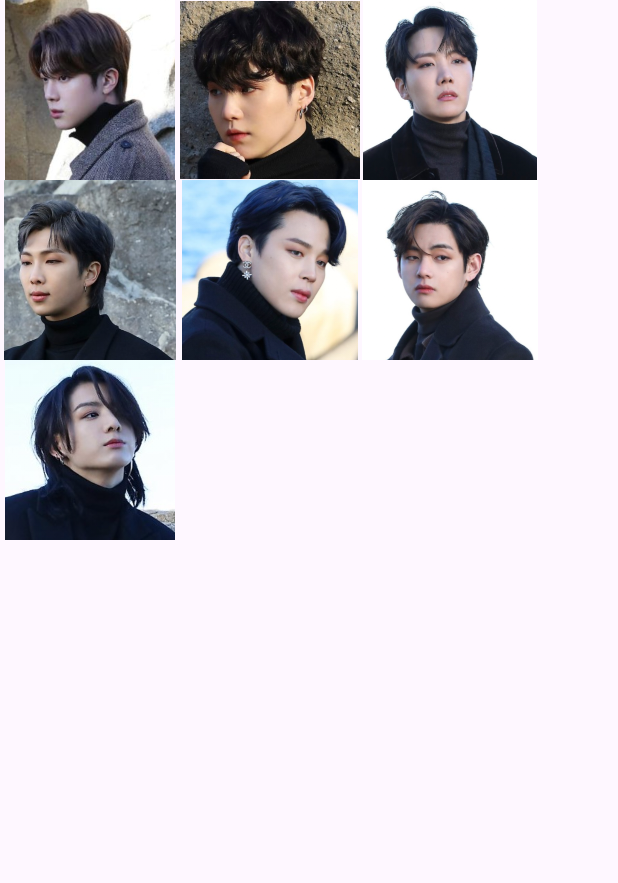
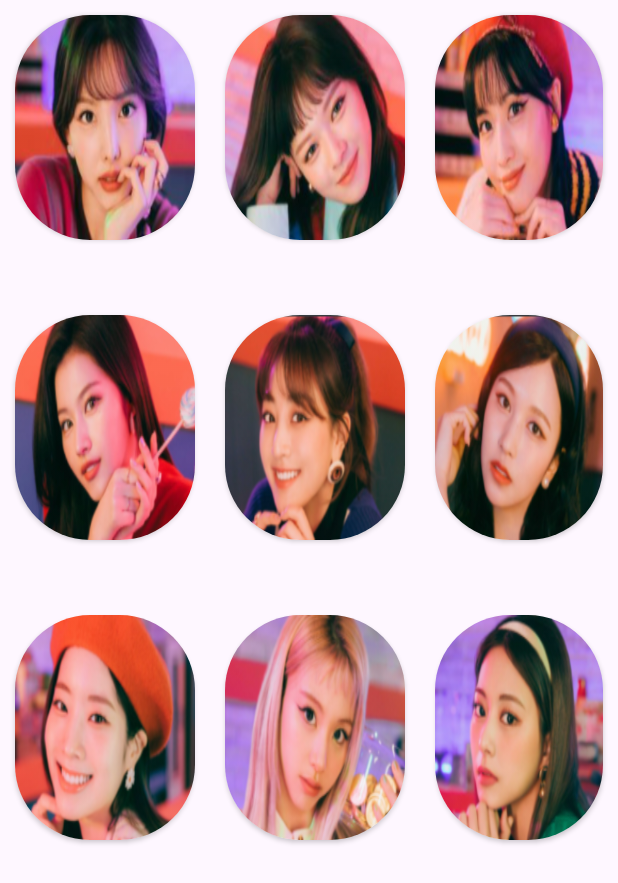
Before and after one commit to lolu1032/practice-android, an Android app: the screen it shows after launch (MainActivity), on a phone screen of 412 x 824 dp. Shown: the top 883 px of the screen. Run offline under Robolectric (Android 15) with nearby library versions, the phone set to English and light mode, and no system bars.

```diff
--- a/app/src/main/java/com/example/myfirstfile/MainActivity.kt
+++ b/app/src/main/java/com/example/myfirstfile/MainActivity.kt
@@ -15,51 +15,62 @@ class MainActivity : AppCompatActivity() {
         super.onCreate(savedInstanceState)
         setContentView(R.layout.activity_main)
 
-        // 1. 화면이 클릭되었다는 것을 알아야 합니다.
-        val image1 = findViewById<ImageView>(R.id.btsImage1)
+        val btn1 = findViewById<ImageView>(R.id.member1)
+        val btn2 = findViewById<ImageView>(R.id.member2)
+        val btn3 = findViewById<ImageView>(R.id.member3)
+        val btn4 = findViewById<ImageView>(R.id.member4)
+        val btn5 = findViewById<ImageView>(R.id.member5)
+        val btn6 = findViewById<ImageView>(R.id.member6)
+        val btn7 = findViewById<ImageView>(R.id.member7)
+        val btn8 = findViewById<ImageView>(R.id.member8)
+        val btn9 = findViewById<ImageView>(R.id.member9)
 
-        image1.setOnClickListener {
-            Toast.makeText(this,"1번 클릭 완료",Toast.LENGTH_LONG).show()
 
-            // 2. 화면이 클릭되면, 다음 화면으로 넘어가서, 사진을 크게 보여줌
-
-            var intent = Intent(this,BtsActivity::class.java)
+        btn1.setOnClickListener {
+            val intent = Intent(this,ImageInsideActivity::class.java)
+            intent.putExtra("data","1")
+            startActivity(intent)
+        }
+        btn2.setOnClickListener {
+            val intent = Intent(this,ImageInsideActivity::class.java)
+            intent.putExtra("data","2")
+            startActivity(intent)
+        }
+        btn3.setOnClickListener {
+            val intent = Intent(this,ImageInsideActivity::class.java)
+            intent.putExtra("data","3")
+            startActivity(intent)
+        }
+        btn4.setOnClickListener {
+            val intent = Intent(this,ImageInsideActivity::class.java)
+            intent.putExtra("data","4")
+            startActivity(intent)
+        }
+        btn5.setOnClickListener {
+            val intent = Intent(this,ImageInsideActivity::class.java)
+            intent.putExtra("data","5")
+            startActivity(intent)
+        }
+        btn6.setOnClickListener {
+            val intent = Intent(this,ImageInsideActivity::class.java)
+            intent.putExtra("data","6")
+            startActivity(intent)
+        }
+        btn7.setOnClickListener {
+            val intent = Intent(this,ImageInsideActivity::class.java)
+            intent.putExtra("data","7")
+            startActivity(intent)
+        }
+        btn8.setOnClickListener {
+            val intent = Intent(this,ImageInsideActivity::class.java)
+            intent.putExtra("data","8")
+            startActivity(intent)
+        }
+        btn9.setOnClickListener {
+            val intent = Intent(this,ImageInsideActivity::class.java)
+            intent.putExtra("data","9")
             startActivity(intent)
         }
 
-        // 7개 image들의 이름을 다 붙이고 각각 클릭 시 다른 액티비티로 이동
-        val image2 = findViewById<ImageView>(R.id.btsImage2)
-        val image3 = findViewById<ImageView>(R.id.btsImage3)
-        val image4 = findViewById<ImageView>(R.id.btsImage4)
-        val image5 = findViewById<ImageView>(R.id.btsImage5)
-        val image6 = findViewById<ImageView>(R.id.btsImage6)
-        val image7 = findViewById<ImageView>(R.id.btsImage7)
-
-        image2.setOnClickListener {
-            val intent = Intent(this,Bts2Activity::class.java)
-            startActivity(intent)
-        }
-        image3.setOnClickListener {
-            val intent = Intent(this,Bts3Activity::class.java)
-            startActivity(intent)
-        }
-        image4.setOnClickListener {
-            val intent = Intent(this,Bts4Activity::class.java)
-            startActivity(intent)
-        }
-        image5.setOnClickListener {
-            val intent = Intent(this,Bts5Activity::class.java)
-            startActivity(intent)
-        }
-        image6.setOnClickListener {
-            val intent = Intent(this,Bts6Activity::class.java)
-            startActivity(intent)
-        }
-        image7.setOnClickListener {
-            val intent = Intent(this,Bts7Activity::class.java)
-            startActivity(intent)
-        }
-
-
     }
 }
--- /dev/null
+++ b/app/src/main/java/com/example/myfirstfile/SpiashActivity.kt
@@ -0,0 +1,22 @@
+package com.example.myfirstfile
+
+import android.content.Intent
+import android.os.Bundle
+import android.os.Handler
+import androidx.activity.enableEdgeToEdge
+import androidx.appcompat.app.AppCompatActivity
+import androidx.core.view.ViewCompat
+import androidx.core.view.WindowInsetsCompat
+
+@Suppress("DEPRECATION")
+class SpiashActivity : AppCompatActivity() {
+    override fun onCreate(savedInstanceState: Bundle?) {
+        super.onCreate(savedInstanceState)
+        setContentView(R.layout.activity_spiash)
+
+        Handler().postDelayed({
+            startActivity(Intent(this,MainActivity::class.java))
+            finish()
+        },3000)
+    }
+}
--- a/app/src/main/res/layout/activity_main.xml
+++ b/app/src/main/res/layout/activity_main.xml
@@ -11,55 +11,143 @@
 
     <LinearLayout
         android:layout_width="match_parent"
-        android:layout_height="wrap_content">
-        <ImageView
-            android:id="@+id/btsImage1"
-            android:src="@drawable/bts_1"
-            android:layout_width="120dp"
-            android:layout_height="120dp"/>
+        android:layout_height="200dp">
 
-        <ImageView
-            android:id="@+id/btsImage2"
-            android:layout_width="120dp"
-            android:layout_height="120dp"
-            android:src="@drawable/bts_2" />
+        <androidx.cardview.widget.CardView
+            android:layout_width="wrap_content"
+            android:layout_height="wrap_content"
+            app:cardCornerRadius="50dp"
+            android:layout_margin="10dp"
+            >
 
-        <ImageView
-            android:id="@+id/btsImage3"
-            android:layout_width="120dp"
-            android:layout_height="120dp"
-            android:src="@drawable/bts_3" />
-    </LinearLayout>
-    <LinearLayout
-        android:layout_width="match_parent"
-        android:layout_height="wrap_content">
-        <ImageView
-            android:id="@+id/btsImage4"
-            android:src="@drawable/bts_4"
-            android:layout_width="120dp"
-            android:layout_height="120dp"/>
+            <ImageView
+                android:id="@+id/member1"
+                android:scaleType="fitXY"
+                android:src="@drawable/member_1"
+                android:layout_width="120dp"
+                android:layout_height="150dp" />
 
-        <ImageView
-            android:id="@+id/btsImage5"
-            android:layout_width="120dp"
-            android:layout_height="120dp"
-            android:src="@drawable/bts_5" />
+        </androidx.cardview.widget.CardView>
+        <androidx.cardview.widget.CardView
+            android:layout_width="wrap_content"
+            android:layout_height="wrap_content"
+            app:cardCornerRadius="50dp"
+            android:layout_margin="10dp"
+            >
+            <ImageView
+                android:id="@+id/member2"
+                android:scaleType="fitXY"
+                android:src="@drawable/member_2"
+                android:layout_width="120dp"
+                android:layout_height="150dp" />
+        </androidx.cardview.widget.CardView>
 
-        <ImageView
-            android:id="@+id/btsImage6"
-            android:layout_width="120dp"
-            android:layout_height="120dp"
-            android:src="@drawable/bts_6" />
+        <androidx.cardview.widget.CardView
+            android:layout_width="wrap_content"
+            android:layout_height="wrap_content"
+            app:cardCornerRadius="50dp"
+            android:layout_margin="10dp"
+            >
+            <ImageView
+                android:id="@+id/member3"
+                android:scaleType="fitXY"
+                android:src="@drawable/member_3"
+                android:layout_width="120dp"
+                android:layout_height="150dp" />
+        </androidx.cardview.widget.CardView>
     </LinearLayout>
 
     <LinearLayout
         android:layout_width="match_parent"
-        android:layout_height="wrap_content">
+        android:layout_height="200dp">
+
+        <androidx.cardview.widget.CardView
+            android:layout_width="wrap_content"
+            android:layout_height="wrap_content"
+            app:cardCornerRadius="50dp"
+            android:layout_margin="10dp"
+            >
         <ImageView
-            android:id="@+id/btsImage7"
-            android:src="@drawable/bts_7"
+            android:id="@+id/member4"
+            android:scaleType="fitXY"
+            android:src="@drawable/member_4"
             android:layout_width="120dp"
-            android:layout_height="120dp"/>
+            android:layout_height="150dp" />
+        </androidx.cardview.widget.CardView>
+
+        <androidx.cardview.widget.CardView
+            android:layout_width="wrap_content"
+            android:layout_height="wrap_content"
+            app:cardCornerRadius="50dp"
+            android:layout_margin="10dp"
+            >
+        <ImageView
+            android:id="@+id/member5"
+            android:scaleType="fitXY"
+            android:src="@drawable/member_5"
+            android:layout_width="120dp"
+            android:layout_height="150dp" />
+        </androidx.cardview.widget.CardView>
+
+        <androidx.cardview.widget.CardView
+            android:layout_width="wrap_content"
+            android:layout_height="wrap_content"
+            app:cardCornerRadius="50dp"
+            android:layout_margin="10dp"
+            >
+        <ImageView
+            android:id="@+id/member6"
+            android:scaleType="fitXY"
+            android:src="@drawable/member_6"
+            android:layout_width="120dp"
+            android:layout_height="150dp" />
+        </androidx.cardview.widget.CardView>
+    </LinearLayout>
+
+    <LinearLayout
+        android:layout_width="match_parent"
+        android:layout_height="200dp">
+
+        <androidx.cardview.widget.CardView
+            android:layout_width="wrap_content"
+            android:layout_height="wrap_content"
+            app:cardCornerRadius="50dp"
+            android:layout_margin="10dp"
+            >
+        <ImageView
+            android:id="@+id/member7"
+            android:scaleType="fitXY"
+            android:src="@drawable/member_7"
+            android:layout_width="120dp"
+            android:layout_height="150dp" />
+        </androidx.cardview.widget.CardView>
+        <androidx.cardview.widget.CardView
+            android:layout_width="wrap_content"
+            android:layout_height="wrap_content"
+            app:cardCornerRadius="50dp"
+            android:layout_margin="10dp"
+            >
+        <ImageView
+            android:id="@+id/member8"
+            android:scaleType="fitXY"
+            android:src="@drawable/member_8"
+            android:layout_width="120dp"
+            android:layout_height="150dp" />
+        </androidx.cardview.widget.CardView>
+
+        <androidx.cardview.widget.CardView
+            android:layout_width="wrap_content"
+            android:layout_height="wrap_content"
+            app:cardCornerRadius="50dp"
+            android:layout_margin="10dp"
+            >
+        <ImageView
+            android:id="@+id/member9"
+            android:scaleType="fitXY"
+            android:src="@drawable/member_9"
+            android:layout_width="120dp"
+            android:layout_height="150dp" />
+        </androidx.cardview.widget.CardView>
     </LinearLayout>
 
 </LinearLayout>
```
Also changed, not shown: app/src/main/AndroidManifest.xml (+5 -20 lines), app/src/main/java/com/example/myfirstfile/ImageInsideActivity.kt (added, +43 -0 lines), app/src/main/res/layout/activity_image_inside.xml (added, +16 -0 lines), app/src/main/res/layout/activity_spiash.xml (added, +15 -0 lines), app/src/main/res/drawable/member_1.png (added), app/src/main/res/drawable/member_2.png (added), app/src/main/res/drawable/member_3.png (added), app/src/main/res/drawable/member_4.png (added), app/src/main/res/drawable/member_5.png (added), app/src/main/res/drawable/member_6.png (added), app/src/main/res/drawable/member_7.png (added), app/src/main/res/drawable/member_8.png (added), app/src/main/res/drawable/member_9.png (added), app/src/main/res/drawable/splash.png (added).
